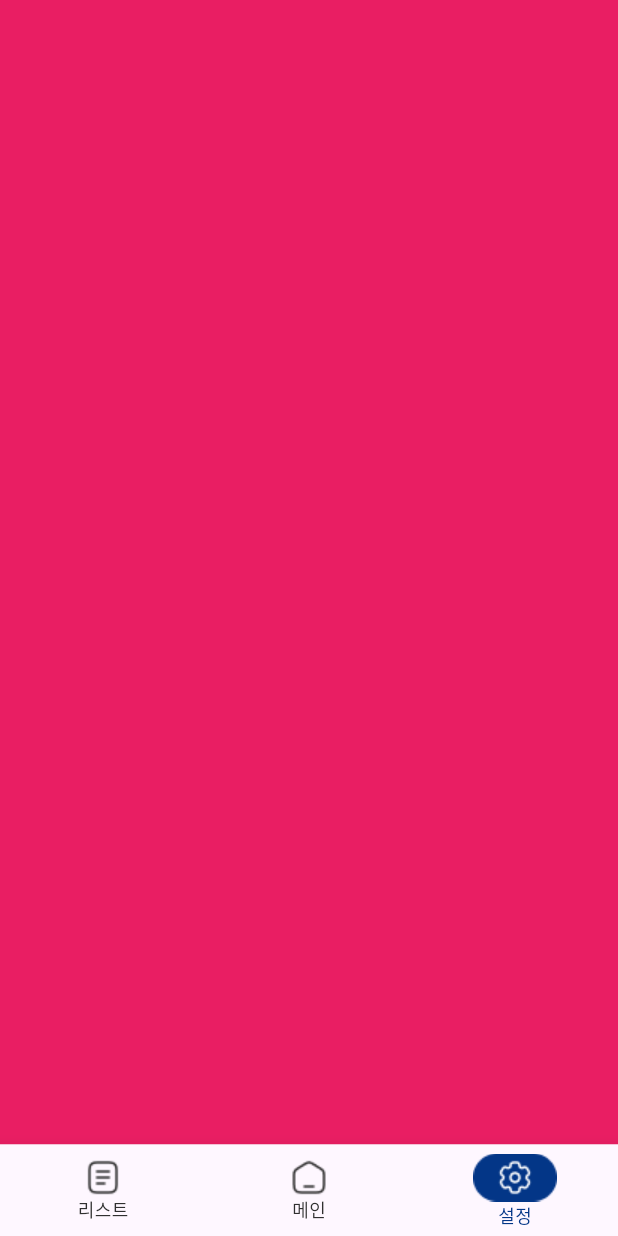
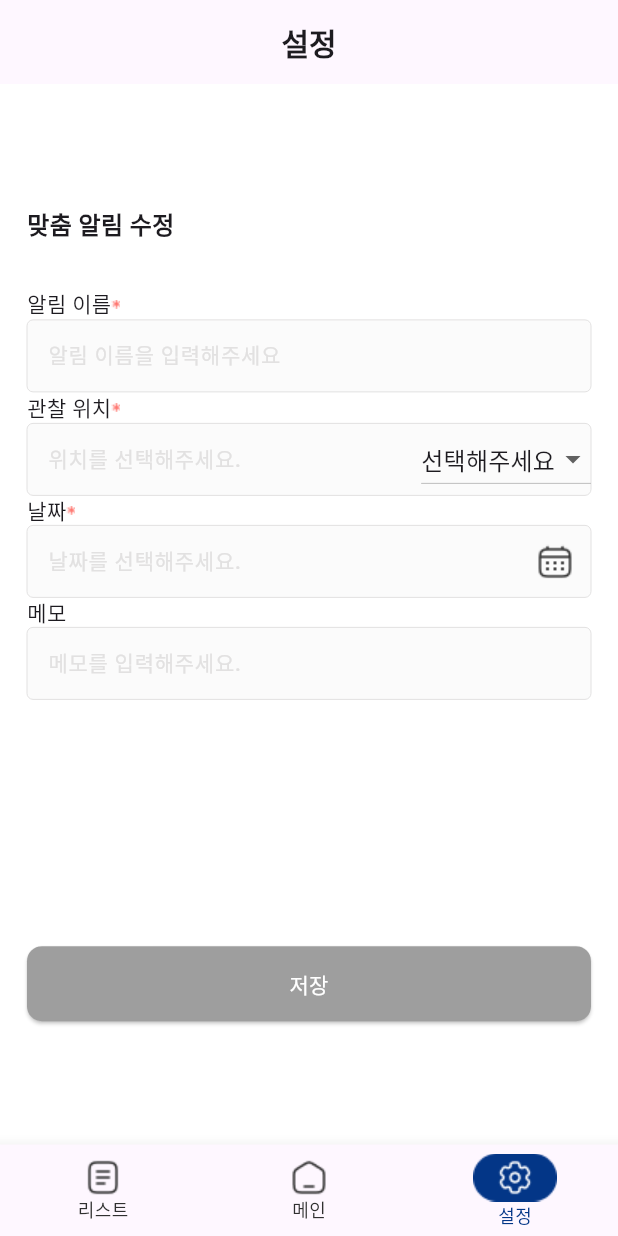
Before and after one commit to Ahdaewon/intflow_test_task, a Flutter app: the screen it shows after launch, item 3 of the bottom bar chosen, on a phone screen of 412 x 824 dp. Run offline on Flutter 3.47's test engine with Material 3 defaults, Android fonts, the phone set to English and light mode, and no system bars; our stand-ins replace flutter_riverpod, table_calendar; Roboto replaces fonts that are missing (Pretendard); project files that could hold a hidden picture were left out.

Commit message:
Feat : 설정화면 제작

```diff
--- /dev/null
+++ b/lib/common/calendar_textform.dart
@@ -0,0 +1,167 @@
+import 'package:flutter/cupertino.dart';
+import 'package:flutter/material.dart';
+import 'package:flutter_riverpod/flutter_riverpod.dart';
+
+import 'package:intflow_test_task/common/calendar_screen.dart';
+import 'package:intl/intl.dart';
+
+
+final selectDateProvider = StateProvider<String?>((ref) => null);
+
+class CalendarTextform extends StatefulWidget {
+  final String? hintText;
+  final String? errorText;
+  final bool obscureText;
+  final bool autofocus;
+  final ValueChanged<String>? onChanged;
+  final String? formname;
+  final VoidCallback? onSelect;
+  final IconButton? sufixIconBtn;
+  final bool? starNeed;
+
+  const CalendarTextform({
+    required this.onChanged,
+    this.starNeed,
+    this.sufixIconBtn,
+    this.autofocus = false,
+    this.obscureText = false,
+    this.onSelect,
+    this.hintText,
+    this.errorText,
+    this.formname,
+    Key? key,
+  }) : super(key: key);
+
+  @override
+  State<CalendarTextform> createState() => _CalendarTextformState();
+}
+
+class _CalendarTextformState extends State<CalendarTextform> {
+  final nameHolder =
+      TextEditingController(); // x버튼 클릭시 text값을 지우고 value를 delete로 만드는 컨트롤러
+
+  clearTextInput() {
+    nameHolder.clear();
+  }
+
+  @override
+  Widget build(BuildContext context) {
+    final baseBorder = OutlineInputBorder(
+      borderSide: BorderSide(color: Colors.red, width: 10),
+    );
+    String? formname = widget.formname;
+    return Column(
+      children: [
+        Row(
+          children: [
+            Text(
+              '$formname',
+              style: const TextStyle(
+                fontSize: 14,
+              ),
+            ),
+            widget.starNeed != true
+                ? SizedBox()
+                : Image.asset(
+                    'assets/icon/star_icon.png',
+                  ),
+          ],
+        ),
+        Consumer(
+          builder: (BuildContext context, WidgetRef ref, Widget? child) {
+            ref.watch(selectDateProvider) ;
+            final selecDatateState = ref.read(selectDateProvider);
+            if(selecDatateState != null){
+              nameHolder.text= "${ref.read(selectDateProvider)}";
+              widget.onChanged?.call("${ref.read(selectDateProvider)}".trim());
+            }
+
+            return TextFormField(
+              readOnly: true,
+              style: const TextStyle(
+                  decorationThickness: 0,
+                  fontSize: 14,
+                  fontWeight: FontWeight.w500),
+              controller: nameHolder,
+              cursorColor: Colors.black,
+              autofocus: widget.autofocus,
+              onChanged: widget.onChanged,
+              obscureText: widget.obscureText,
+              decoration: InputDecoration(
+                hoverColor: Colors.greenAccent,
+                enabledBorder: const OutlineInputBorder(
+                  borderSide: BorderSide(color: Color(0xFFE2E1E1), width: 0),
+                ),
+                contentPadding: EdgeInsets.symmetric(horizontal: 10),
+                hintText: widget.hintText,
+                hintStyle: TextStyle(color: Color(0xFFE2E1E1), fontSize: 14),
+                errorText: widget.errorText,
+                errorStyle: TextStyle(color: Color(0xFFFEA7AB), fontSize: 13),
+                fillColor: Color(0xFFFBFBFB),
+                filled: true,
+                suffixIcon: IconButton(
+                  onPressed: () {
+                    showModalBottomSheet(
+                        context: context,
+                        builder: (BuildContext context) {
+                          return CalendarTest();
+                        });
+
+                  },
+                  icon: Image.asset(
+                    'assets/icon/calendar_icon.png',
+                  ),
+                ),
+                focusedBorder: baseBorder.copyWith(
+                  borderSide: baseBorder.borderSide
+                      .copyWith(color: Colors.purple, width: 2.0),
+                ),
+              ),
+              maxLines: null,
+            ) ;
+          },
+
+        ),
+      ],
+    );
+  }
+}
+
+class CalendarTest extends ConsumerStatefulWidget {
+  const CalendarTest({super.key});
+
+  @override
+  ConsumerState<CalendarTest> createState() => _CalendarTestState();
+}
+
+class _CalendarTestState extends ConsumerState<CalendarTest> {
+  DateTime selectedDay = DateTime(
+    DateTime.now().year,
+    DateTime.now().month,
+    DateTime.now().day,
+  );
+  DateTime focusedDay = DateTime.now();
+  @override
+  Widget build(BuildContext context) {
+    return Scaffold(
+      body: Column(
+        children: [
+          Calendar(
+              selectedDay: selectedDay,
+              focusedDay: focusedDay,
+              onDaySelected: onDaySelected),
+        ],
+      ),
+    );
+  }
+
+  onDaySelected(DateTime selectedDay, DateTime focuseDay) {
+
+    ref.read(selectDateProvider.notifier).update((state) => DateFormat('yyyy-MM-dd').format(selectedDay));
+
+    setState(() {
+      this.selectedDay = selectedDay; // selectDay : 클릭된 날짜
+      this.focusedDay = selectedDay;
+    });
+  }
+}
--- /dev/null
+++ b/lib/common/custom_textform.dart
@@ -0,0 +1,102 @@
+
+import 'package:flutter/material.dart';
+
+class CustomTextFormField extends StatefulWidget {
+  final String? hintText;
+  final String? errorText;
+  final bool obscureText;
+  final bool autofocus;
+  final ValueChanged<String>? onChanged;
+  final String? formname;
+  final VoidCallback? onSelect;
+  final IconButton? sufixIconBtn ;
+  final bool? starNeed ;
+
+  const CustomTextFormField({
+    required this.onChanged,
+    this.starNeed,
+    this.sufixIconBtn,
+    this.autofocus = false,
+    this.obscureText = false,
+    this.onSelect,
+    this.hintText,
+    this.errorText,
+    this.formname,
+    Key? key,
+  }) : super(key: key);
+
+  @override
+  State<CustomTextFormField> createState() => _CustomTextFormFieldState();
+}
+
+class _CustomTextFormFieldState extends State<CustomTextFormField> {
+  final nameHolder =
+  TextEditingController(); // x버튼 클릭시 text값을 지우고 value를 delete로 만드는 컨트롤러
+
+  clearTextInput() {
+    nameHolder.clear();
+  }
+
+  @override
+  Widget build(BuildContext context) {
+    final baseBorder = OutlineInputBorder(
+      borderSide: BorderSide(color: Colors.red, width: 10),
+    );
+    String? formname = widget.formname;
+    return Column(
+      children: [
+        Row(
+          children: [
+            Text(
+              '$formname',
+              style: const TextStyle(
+                fontSize: 14,
+              ),
+            ),
+           widget.starNeed != true ? SizedBox() :  Image.asset(
+              'assets/icon/star_icon.png',
+            ),
+          ],
+        ),
+        TextFormField(
+          style: const TextStyle(decorationThickness: 0, fontSize: 14, fontWeight: FontWeight.w500),
+          controller: nameHolder,
+          cursorColor: Colors.black,
+          autofocus: widget.autofocus,
+          onChanged: widget.onChanged,
+          obscureText: widget.obscureText,
+          decoration: InputDecoration(
+            hoverColor: Colors.greenAccent,
+            enabledBorder: const OutlineInputBorder(
+              borderSide: BorderSide(color: Color(0xFFE2E1E1), width: 0),
+            ),
+            contentPadding: EdgeInsets.symmetric(horizontal: 10),
+            hintText: widget.hintText,
+            hintStyle: TextStyle(color: Color(0xFFE2E1E1), fontSize: 14),
+            errorText: widget.errorText,
+            errorStyle: TextStyle(color: Color(0xFFFEA7AB), fontSize: 13),
+            fillColor: Color(0xFFFBFBFB),
+            filled: true,
+            suffixIcon: widget.sufixIconBtn,
+            // IconButton(
+            //   onPressed: () {
+            //     clearTextInput();
+            //     widget.onChanged?.call("delete".trim());
+            //   },
+            //   icon: Icon(
+            //     Icons.clear,
+            //     size: 15,
+            //     color: Colors.grey[500],
+            //   ),
+            // ),
+            focusedBorder: baseBorder.copyWith(
+              borderSide: baseBorder.borderSide
+                  .copyWith(color: Colors.purple, width: 2.0),
+            ),
+          ),
+          maxLines: null,
+        ),
+      ],
+    );
+  }
+}
--- /dev/null
+++ b/lib/common/dropdown_textform.dart
@@ -0,0 +1,125 @@
+import 'package:flutter/material.dart';
+
+class DropDownTextForm extends StatefulWidget {
+  final String? hintText;
+  final String? errorText;
+  final bool obscureText;
+  final bool autofocus;
+  final ValueChanged<String>? onChanged;
+  final String? formname;
+  final VoidCallback? onSelect;
+  final IconButton? sufixIconBtn;
+  final bool? starNeed;
+
+  const DropDownTextForm({
+    required this.onChanged,
+    this.starNeed,
+    this.sufixIconBtn,
+    this.autofocus = false,
+    this.obscureText = false,
+    this.onSelect,
+    this.hintText,
+    this.errorText,
+    this.formname,
+    Key? key,
+  }) : super(key: key);
+
+  @override
+  State<DropDownTextForm> createState() => _DropDownTextFormState();
+}
+
+class _DropDownTextFormState extends State<DropDownTextForm> {
+  final nameHolder =
+      TextEditingController(); // x버튼 클릭시 text값을 지우고 value를 delete로 만드는 컨트롤러
+
+  clearTextInput() {
+    nameHolder.clear();
+  }
+
+  String dropDownValue = "선택해주세요";
+
+  @override
+  Widget build(BuildContext context) {
+    // 드롭다운 리스트
+    List<String> dropDownList = ["선택해주세요",'관찰위치1', '관찰위치2', '관찰위치3','관찰위치4','관찰위치5'];
+
+    // 초기값 설정
+    if (dropDownValue == "") {
+      dropDownValue = dropDownList.first;
+    }
+
+    final baseBorder = OutlineInputBorder(
+      borderSide: BorderSide(color: Colors.red, width: 10),
+    );
+    String? formname = widget.formname;
+    return Column(
+      children: [
+        Row(
+          children: [
+            Text(
+              '$formname',
+              style: const TextStyle(
+                fontSize: 14,
+              ),
+            ),
+            widget.starNeed != true
+                ? SizedBox()
+                : Image.asset(
+                    'assets/icon/star_icon.png',
+                  ),
+          ],
+        ),
+        TextFormField(
+         readOnly: true,
+          style: const TextStyle(
+              decorationThickness: 0,
+              fontSize: 14,
+              fontWeight: FontWeight.w500),
+          controller: nameHolder,
+          cursorColor: Colors.black,
+          autofocus: widget.autofocus,
+          onChanged: widget.onChanged,
+          obscureText: widget.obscureText,
+          decoration: InputDecoration(
+            hoverColor: Colors.greenAccent,
+            enabledBorder: const OutlineInputBorder(
+              borderSide: BorderSide(color: Color(0xFFE2E1E1), width: 0),
+            ),
+            contentPadding: EdgeInsets.symmetric(horizontal: 10),
+            hintText: widget.hintText,
+            hintStyle: TextStyle(color: Color(0xFFE2E1E1), fontSize: 14),
+            errorText: widget.errorText,
+            errorStyle: TextStyle(color: Color(0xFFFEA7AB), fontSize: 13),
+            fillColor: Color(0xFFFBFBFB),
+            filled: true,
+            suffixIcon: DropdownButton(
+              // 드롭다운 버튼에 처음 보여질 값
+              value: dropDownValue,
+              // 드롭다운의 리스트를 보여줄 값
+              items: dropDownList.map<DropdownMenuItem<String>>((String value) {
+                return DropdownMenuItem<String>(
+                  value: value,
+                  child: Text(value),
+                );
+              }).toList(),
+              // 드롭다운의 값을 선택했을 경우
+              onChanged: (String? value) {
+                setState(() {
+                  nameHolder.text= "$value";
+                  widget.onChanged?.call("$value".trim());
+                  dropDownValue = value!;
+                  print(dropDownValue);
+                });
+              },
+            ),
+            focusedBorder: baseBorder.copyWith(
+              borderSide: baseBorder.borderSide
+                  .copyWith(color: Colors.purple, width: 2.0),
+            ),
+          ),
+          maxLines: null,
+        ),
+      ],
+    );
+  }
+}
--- a/lib/root_screen/fab_screen.dart
+++ b/lib/root_screen/fab_screen.dart
@@ -14,7 +14,7 @@ class FabScreen extends StatelessWidget {
             mainAxisAlignment: MainAxisAlignment.end,
             children: [
               const Text(
-                "문의하기",
+                "알림",
                 style: TextStyle(
                     fontSize: 12,
                     color: Colors.white,
--- a/lib/root_screen/setting_screen.dart
+++ b/lib/root_screen/setting_screen.dart
@@ -1,13 +1,142 @@
 import 'package:flutter/material.dart';
+import 'package:flutter_riverpod/flutter_riverpod.dart';
+import 'package:intflow_test_task/common/calendar_textform.dart';
+import 'package:intflow_test_task/common/custom_textform.dart';
+import 'package:intflow_test_task/common/dropdown_textform.dart';
 
-class SettingScreen extends StatelessWidget {
+
+
+class SettingScreen extends StatefulWidget {
   const SettingScreen({super.key});
 
   @override
+  State<SettingScreen> createState() => _SettingScreenState();
+}
+String? alramName = null;
+String? alramMemo = null;
+String? alramPosition = null;
+String? alramDate = null;
+
+class _SettingScreenState extends State<SettingScreen> {
+
+  final TextEditingController _controller = TextEditingController();
+  @override
+  void dispose() {
+    super.dispose();
+    setState(() {
+      alramDate = null;
+      alramName = null;
+      alramMemo = null ;
+      alramPosition = null;
+    });
+  }
+  @override
   Widget build(BuildContext context) {
-    return Scaffold(
-      backgroundColor: Colors.white,
-      body: Container(color: Colors.pink,),
+    return GestureDetector(
+      onTap: () {
+        // 다른 부분을 터치하면 포커스 제거
+        FocusScope.of(context).requestFocus(FocusNode());
+      },
+      child: Scaffold(
+        backgroundColor: Colors.white,
+        appBar: AppBar(
+          title: Text("설정", style: TextStyle(fontSize: 20, fontWeight: FontWeight.w600),),
+          centerTitle: true,
+        ),
+        body: Padding(
+          padding: const EdgeInsets.symmetric(horizontal: 18.0),
+          child: Column(
+            crossAxisAlignment: CrossAxisAlignment.stretch,
+            mainAxisAlignment: MainAxisAlignment.spaceAround,
+            children: [
+              Column(
+                crossAxisAlignment: CrossAxisAlignment.stretch,
+                children: [
+                  Text("맞춤 알림 수정", style: TextStyle(fontSize: 16, fontWeight: FontWeight.w600),),
+                  SizedBox(height: 30,),
+
+                  CustomTextFormField(
+                    hintText: '알림 이름을 입력해주세요',
+                    formname: '알림 이름',
+                    starNeed: true,
+                    onChanged: (String value) {
+                      setState(() {
+                        alramName = value;
+                      });
+
+                    },
+                  ),DropDownTextForm(
+                    hintText: '위치를 선택해주세요.',
+                    formname: '관찰 위치',
+                    starNeed: true,
+                    onChanged: (String value) {
+                      setState(() {
+                        alramPosition = value;
+
+
+                      });
+                    },
+                  ),
+                  CalendarTextform(
+                    hintText: '날짜를 선택해주세요.',
+                    formname: '날짜',
+                    starNeed: true,
+                    onChanged: (String value) {
+                      // setState(() {
+                      //   alramDate = value ;
+                      // });
+                    },
+                  ),CustomTextFormField(
+                    hintText: '메모를 입력해주세요.',
+                    formname: '메모',
+                    onChanged: (String value) {
+                      setState(() {
+                        alramMemo = value;
+
+                      });
+
+                    },
+                  ),
+                ],
+
+              ),
+
+              Consumer(
+                builder: (BuildContext context, WidgetRef ref, Widget? child) {
+                  ref.watch(selectDateProvider);
+                  alramDate = ref.read(selectDateProvider);
+                  return ElevatedButton(
+                    onPressed: () {
+                      print(alramMemo);
+                      print(alramName);
+                      print(alramPosition);
+
+                    },
+                    style: ElevatedButton.styleFrom(
+                      minimumSize: Size(0, 50),
+                      // String? authName;
+                      // String? authPhoneNum;
+                      // String? authNum;
+                      backgroundColor:
+                      (alramName == null || alramName == "" || alramPosition == null  || alramPosition==""|| alramPosition=="선택해주세요" || alramDate == null || alramDate == "" )
+                          ? Colors.grey
+                          : Color(0xFF0247B4),
+                      //PRIMARY_COLOR,
+                      shape: RoundedRectangleBorder(
+                          borderRadius: BorderRadius.circular(10)),
+                    ),
+                    child: Text(
+                      '저장',
+                      style: TextStyle(fontSize: 14, fontWeight: FontWeight.w500, color: Colors.white),
+                    ),
+                  );
+                },
+
+              ),
+            ],
+          ),
+        ),
+      ),
     );
   }
 }
--- a/pubspec.yaml
+++ b/pubspec.yaml
@@ -36,7 +36,10 @@ dependencies:
   # Use with the CupertinoIcons class for iOS style icons.
   cupertino_icons: ^1.0.2
   flutter_svg: ^2.0.7
-  flutter_riverpod: ^2.4.5
+  flutter_riverpod: ^2.3.2
+  table_calendar: ^3.0.9 # 캘린더 패키지
+  intl: ^0.18.0 #다국어 패키지
+
 
 dev_dependencies:
   flutter_test:
```
Also changed, not shown: lib/common/calendar_screen.dart (added, +76 -0 lines), lib/main.dart (+10 -2 lines), assets/icon/calendar_icon.png (added), assets/icon/star_icon.png (added), pubspec.lock.
